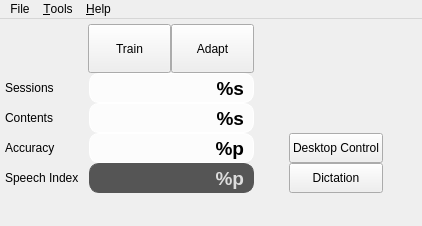
Before: the Qt Designer form res/ui/main-window.ui in smartboyhw/speechcontrol, drawn with Qt 5.
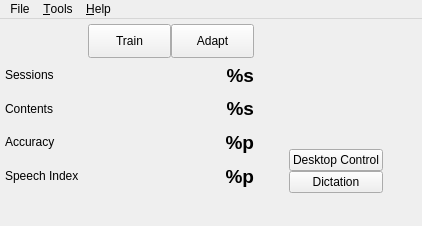
After: the same form once the commit is applied. Icons and pictures are not drawn.

Commit message: Worked more on the UI to give it more of a native feel on Ubuntu.

Diff of the .ui file:
```diff
--- a/res/ui/main-window.ui
+++ b/res/ui/main-window.ui
@@ -63,11 +63,7 @@
         </font>
        </property>
        <property name="styleSheet">
-        <string notr="true">background-color: rgba(255, 255, 255, 209);
-color: rgb(0, 0, 0);
-padding-right: 4px;
-border: 1px solid #fff;
-border-radius: 10px;</string>
+        <string notr="true"/>
        </property>
        <property name="text">
         <string>%s</string>
@@ -98,7 +94,7 @@
        <item>
         <widget class="QPushButton" name="btnTrain">
          <property name="sizePolicy">
-          <sizepolicy hsizetype="MinimumExpanding" vsizetype="MinimumExpanding">
+          <sizepolicy hsizetype="MinimumExpanding" vsizetype="Preferred">
            <horstretch>0</horstretch>
            <verstretch>0</verstretch>
           </sizepolicy>
@@ -111,7 +107,7 @@
        <item>
         <widget class="QPushButton" name="btnAdapt">
          <property name="sizePolicy">
-          <sizepolicy hsizetype="MinimumExpanding" vsizetype="MinimumExpanding">
+          <sizepolicy hsizetype="MinimumExpanding" vsizetype="Preferred">
            <horstretch>0</horstretch>
            <verstretch>0</verstretch>
           </sizepolicy>
@@ -145,11 +141,7 @@
         </font>
        </property>
        <property name="styleSheet">
-        <string notr="true">background-color: rgba(255, 255, 255, 209);
-color: rgb(0, 0, 0);
-padding-right: 4px;
-border: 1px solid #fff;
-border-radius: 10px;</string>
+        <string notr="true"/>
        </property>
        <property name="text">
         <string>%s</string>
@@ -191,11 +183,7 @@
         </font>
        </property>
        <property name="styleSheet">
-        <string notr="true">background-color: rgba(255, 255, 255, 209);
-color: rgb(0, 0, 0);
-padding-right: 4px;
-border: 1px solid #fff;
-border-radius: 10px;</string>
+        <string notr="true"/>
        </property>
        <property name="text">
         <string>%p</string>
@@ -257,13 +245,6 @@
 &lt;/style&gt;&lt;/head&gt;&lt;body style=&quot; font-family:'Ubuntu'; font-size:9pt; font-weight:400; font-style:normal;&quot;&gt;
 &lt;p style=&quot; margin-top:0px; margin-bottom:0px; margin-left:0px; margin-right:0px; -qt-block-indent:0; text-indent:0px;&quot;&gt;Your &lt;span style=&quot; font-weight:600;&quot;&gt;speech index&lt;/span&gt; is a rating of how effective speech recognition has been due to training with Speech Control. It's on a scale of &lt;span style=&quot; font-weight:600;&quot;&gt;1&lt;/span&gt; to &lt;span style=&quot; font-weight:600;&quot;&gt;20&lt;/span&gt;. The higher the rating, the greater the chance of accuracy improvement when training.&lt;/p&gt;&lt;/body&gt;&lt;/html&gt;</string>
        </property>
-       <property name="styleSheet">
-        <string notr="true">background-color: rgb(85, 85, 85);
-color: rgb(221, 221, 221);
-padding-right: 4px;
-border: 1px solid rgb(85, 85, 85);
-border-radius: 10px;</string>
-       </property>
        <property name="text">
         <string>%p</string>
        </property>
@@ -298,7 +279,7 @@
          <item>
           <widget class="QPushButton" name="btnDsktpCntrl">
            <property name="sizePolicy">
-            <sizepolicy hsizetype="Minimum" vsizetype="MinimumExpanding">
+            <sizepolicy hsizetype="Minimum" vsizetype="Preferred">
              <horstretch>0</horstretch>
              <verstretch>0</verstretch>
             </sizepolicy>
@@ -323,7 +304,7 @@
          <item>
           <widget class="QPushButton" name="btnDctn">
            <property name="sizePolicy">
-            <sizepolicy hsizetype="Minimum" vsizetype="MinimumExpanding">
+            <sizepolicy hsizetype="Minimum" vsizetype="Preferred">
              <horstretch>0</horstretch>
              <verstretch>0</verstretch>
             </sizepolicy>
```
Left out of the diff: 15 changed lines with no effect on the pictures. The commit also changes 7 other files.
